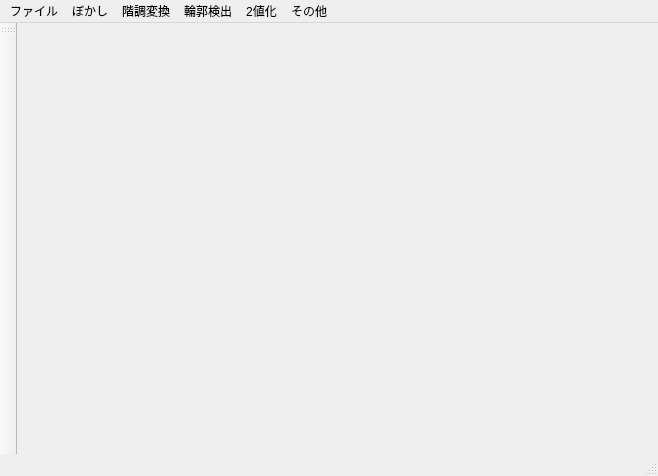
Qt form inio_desktop/inio_desktop.ui (Sakana-2/CPP_CV) before a commit.
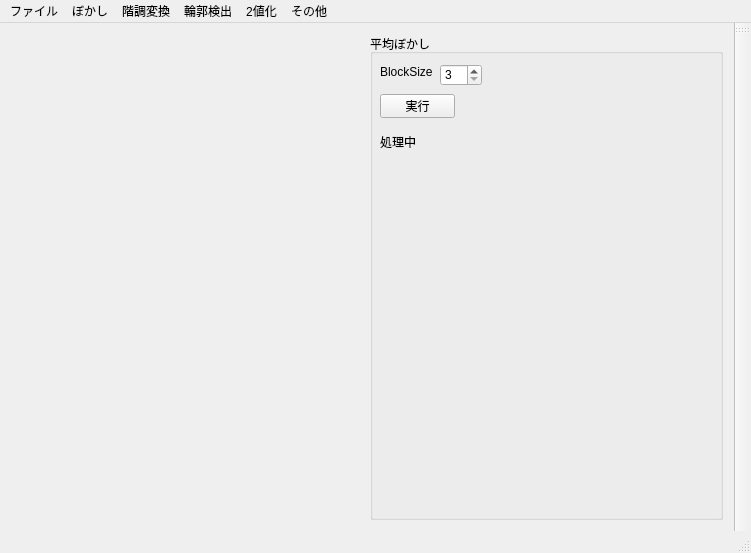
The same form after that commit.

Commit message: scale the shown image when resize the window, save as another file, change function name, be able to use box filter.

The edit to the form file:
```diff
--- a/inio_desktop/inio_desktop.ui
+++ b/inio_desktop/inio_desktop.ui
@@ -6,8 +6,8 @@
    <rect>
     <x>0</x>
     <y>0</y>
-    <width>658</width>
-    <height>476</height>
+    <width>751</width>
+    <height>553</height>
    </rect>
   </property>
   <property name="windowTitle">
@@ -22,6 +22,75 @@
       </property>
      </widget>
     </item>
+    <item>
+     <layout class="QVBoxLayout" name="verticalLayout">
+      <item>
+       <widget class="QGroupBox" name="BoxFilterBox">
+        <property name="enabled">
+         <bool>true</bool>
+        </property>
+        <property name="title">
+         <string>平均ぼかし</string>
+        </property>
+        <widget class="QLabel" name="label">
+         <property name="geometry">
+          <rect>
+           <x>10</x>
+           <y>30</y>
+           <width>81</width>
+           <height>16</height>
+          </rect>
+         </property>
+         <property name="text">
+          <string>BlockSize</string>
+         </property>
+        </widget>
+        <widget class="QSpinBox" name="BFBlockSize">
+         <property name="geometry">
+          <rect>
+           <x>70</x>
+           <y>30</y>
+           <width>42</width>
+           <height>22</height>
+          </rect>
+         </property>
+         <property name="minimum">
+          <number>3</number>
+         </property>
+        </widget>
+        <widget class="QPushButton" name="BFExe">
+         <property name="geometry">
+          <rect>
+           <x>10</x>
+           <y>60</y>
+           <width>75</width>
+           <height>24</height>
+          </rect>
+         </property>
+         <property name="text">
+          <string>実行</string>
+         </property>
+        </widget>
+        <widget class="QLabel" name="BFProcessing">
+         <property name="enabled">
+          <bool>true</bool>
+         </property>
+         <property name="geometry">
+          <rect>
+           <x>10</x>
+           <y>100</y>
+           <width>49</width>
+           <height>16</height>
+          </rect>
+         </property>
+         <property name="text">
+          <string>処理中</string>
+         </property>
+        </widget>
+       </widget>
+      </item>
+     </layout>
+    </item>
    </layout>
   </widget>
   <widget class="QMenuBar" name="menuBar">
@@ -29,7 +98,7 @@
     <rect>
      <x>0</x>
      <y>0</y>
-     <width>658</width>
+     <width>751</width>
      <height>22</height>
     </rect>
    </property>
@@ -95,7 +164,7 @@
   <widget class="QStatusBar" name="statusBar"/>
   <widget class="QToolBar" name="mainToolBar">
    <attribute name="toolBarArea">
-    <enum>LeftToolBarArea</enum>
+    <enum>RightToolBarArea</enum>
    </attribute>
    <attribute name="toolBarBreak">
     <bool>false</bool>
```
Left out of the diff: 11 changed lines with no effect on the pictures. The commit also changes 3 other files.
